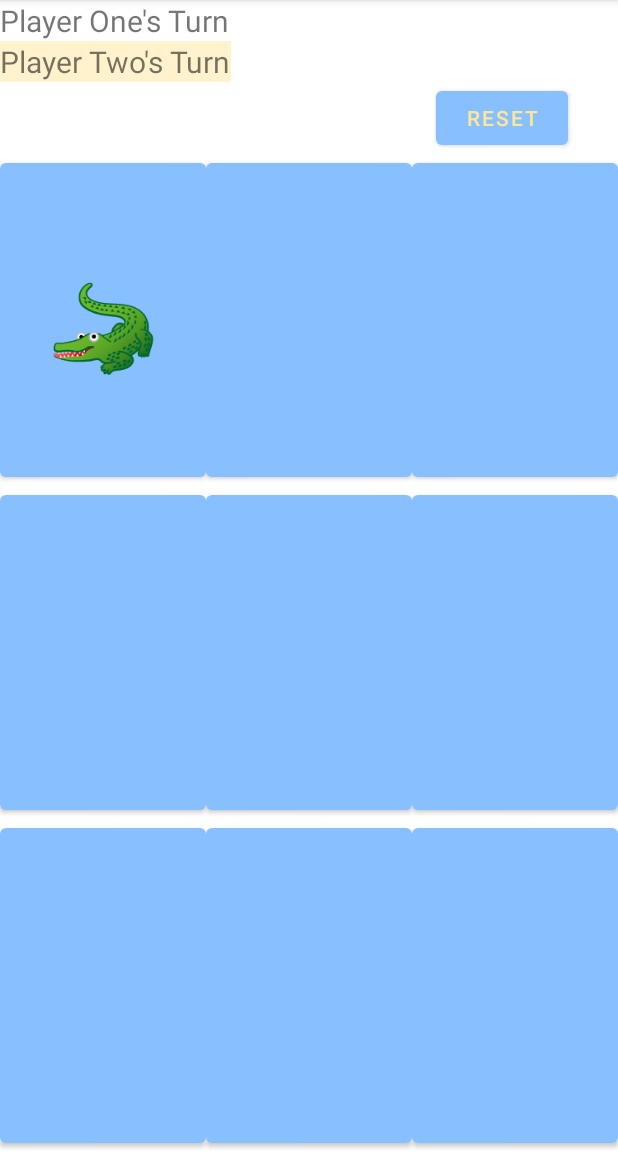
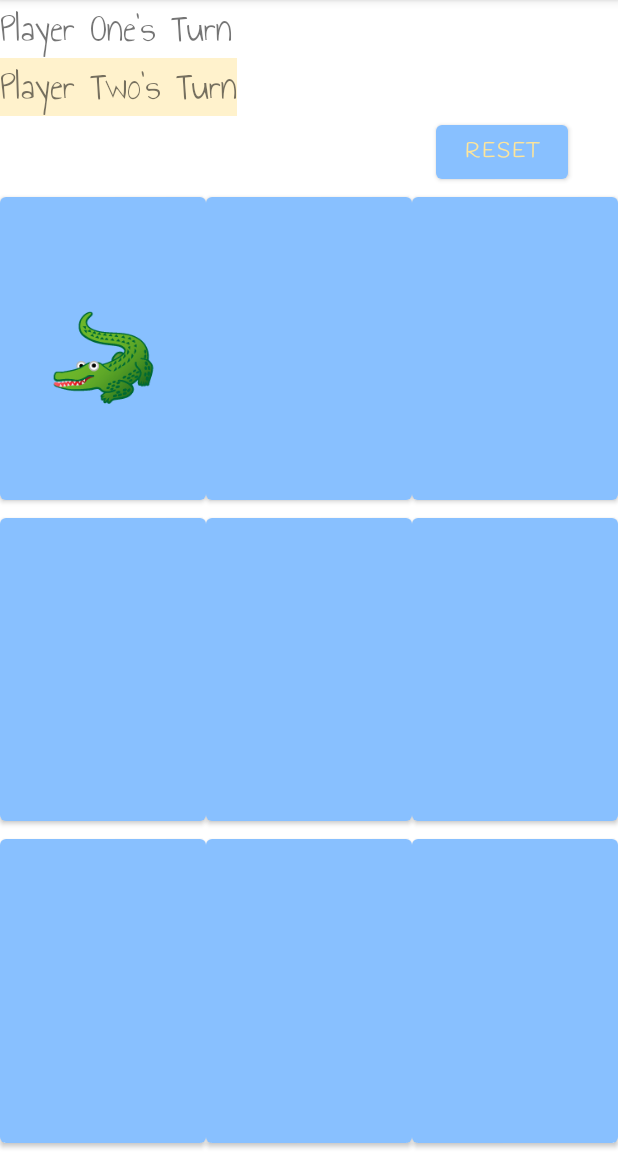
Before and after one commit to maddisonc/TicTacToe, an Android app: the screen it shows after launch (MainActivity), after a tap on an icon or button, on a phone screen of 412 x 824 dp, the part 84-1236 px from its top. Run offline under Robolectric (Android 15) with nearby library versions, the phone set to English and light mode, and no system bars.

Commit message:
changed font

```diff
--- a/app/src/main/res/layout/activity_main.xml
+++ b/app/src/main/res/layout/activity_main.xml
@@ -31,6 +31,7 @@
         android:id="@+id/player1Text"
         android:layout_width="wrap_content"
         android:layout_height="wrap_content"
+        android:fontFamily="@font/annie_use_your_telescope"
         android:text="Player One's Turn"
         android:background="@color/yellow_barely"
         android:textSize="20dp"/>
@@ -39,6 +40,7 @@
         android:id="@+id/player2Text"
         android:layout_width="wrap_content"
         android:layout_height="wrap_content"
+        android:fontFamily="@font/annie_use_your_telescope"
         android:text="Player Two's Turn"
         android:textSize="20dp"/>
 
@@ -74,6 +76,7 @@
             android:layout_alignParentEnd="true"
             android:layout_centerVertical="true"
             android:layout_marginEnd="33dp"
+            android:fontFamily="@font/handlee_regular"
             android:text="reset" />
 
     </RelativeLayout>
```
